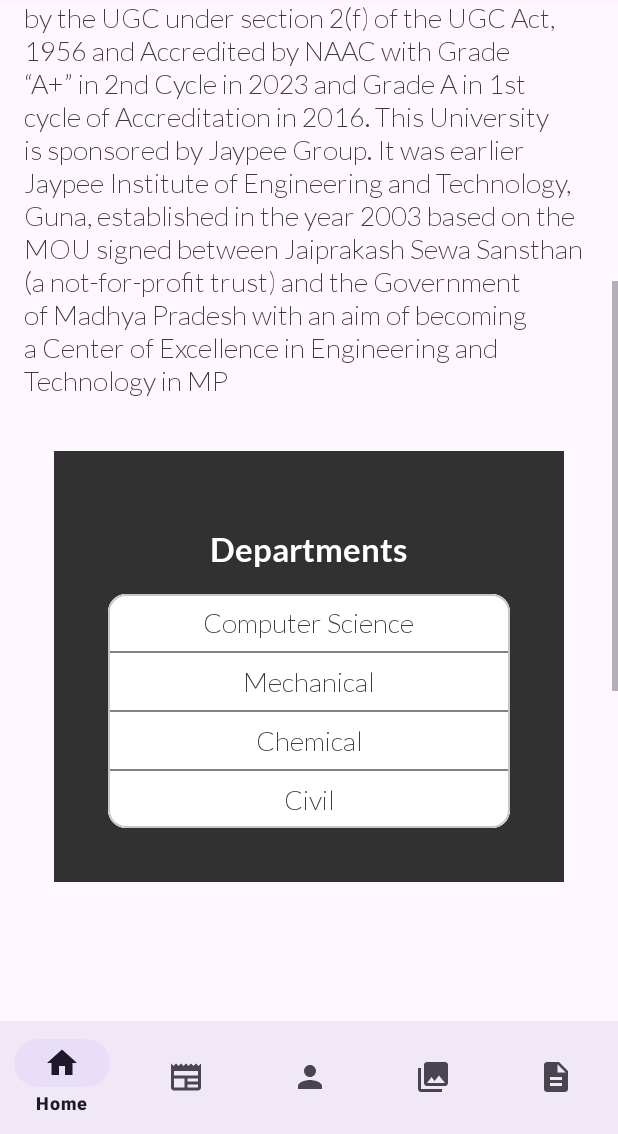
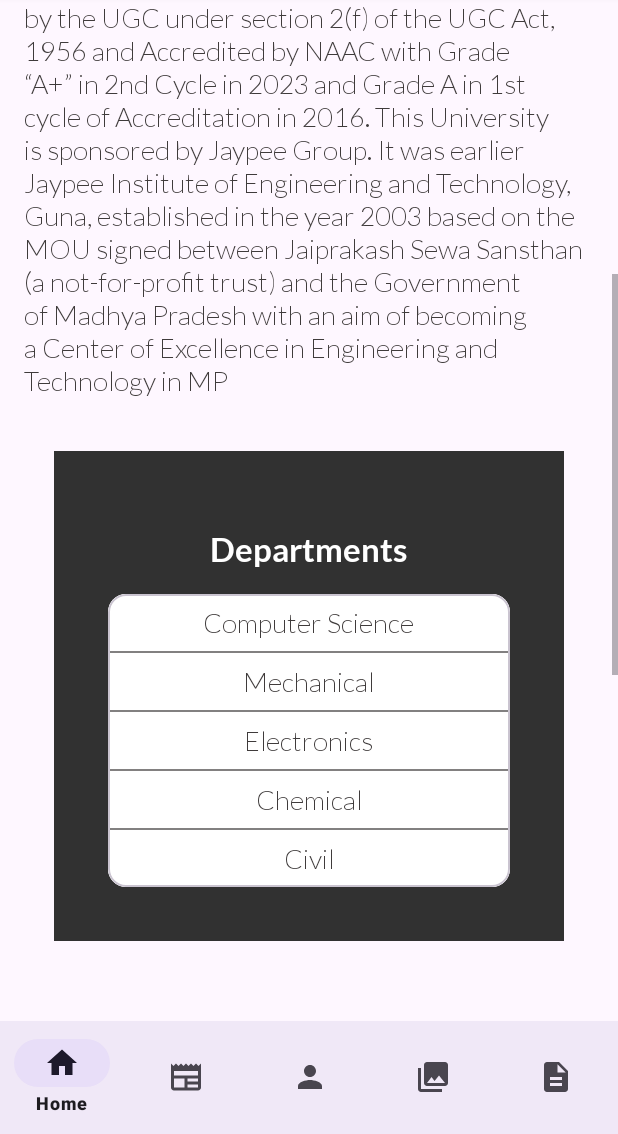
Before and after one commit to TheScriptRailoth/College-App, an Android app: the screen it shows after launch (MainActivity), scrolled down 478 dp, on a phone screen of 412 x 824 dp, the part 102-1236 px from its top. Run offline under Robolectric (Android 15) with nearby library versions, the phone set to English and light mode, and no system bars; our stand-ins replace navigation-ui.

Commit message:
COLLEGE APP: Modification

```diff
--- a/app/src/main/res/layout/fragment_home.xml
+++ b/app/src/main/res/layout/fragment_home.xml
@@ -107,6 +107,21 @@
                                 android:layout_height="1dp"
                                 android:background="@color/grey"/>
 
+                            <TextView
+                                android:layout_width="wrap_content"
+                                android:layout_height="wrap_content"
+                                android:text="Electronics"
+                                android:layout_marginTop="@dimen/text_margin"
+                                android:layout_marginHorizontal="@dimen/text_margin"
+                                android:textSize="@dimen/text_size"
+                                android:layout_gravity="center_horizontal"
+                                android:textColor="@color/textColor"
+                                android:layout_margin="8dp"
+                                android:fontFamily="@string/light"/>
+                            <View
+                                android:layout_width="match_parent"
+                                android:layout_height="1dp"
+                                android:background="@color/grey"/>
                             <TextView
                                 android:layout_width="wrap_content"
                                 android:layout_height="wrap_content"
```
